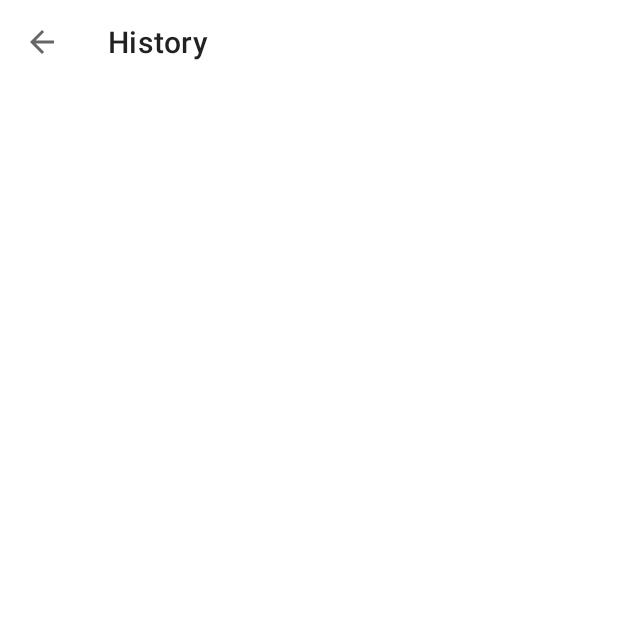
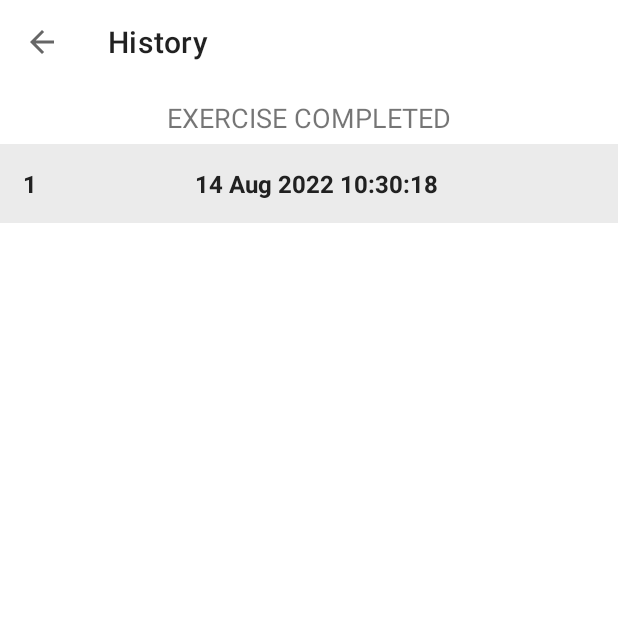
Before and after one commit to towhidSoyon/WorkoutApp, an Android app: the HistoryActivity screen opened directly, with no data from a screen before it, on a phone screen of 412 x 824 dp, the top half of it. Before the commit the part shown is almost empty. Run offline under Robolectric (Android 15) with nearby library versions, the phone set to English and light mode, and no system bars; our stand-ins replace Room's generated code.

Commit message:
All features added

```diff
--- a/app/src/main/AndroidManifest.xml
+++ b/app/src/main/AndroidManifest.xml
@@ -11,6 +11,7 @@
 
     <application
         android:allowBackup="true"
+        android:name=".WorkoutApp"
         android:dataExtractionRules="@xml/data_extraction_rules"
         android:fullBackupContent="@xml/backup_rules"
         android:icon="@mipmap/ic_launcher"
--- a/app/src/main/java/com/tsdev/workoutapp/ExerciseActivity.kt
+++ b/app/src/main/java/com/tsdev/workoutapp/ExerciseActivity.kt
@@ -145,7 +145,7 @@ class ExerciseActivity : AppCompatActivity(), TextToSpeech.OnInitListener {
     private fun setRestProgressBar() {
         binding?.progressBar?.progress = restProgress
 
-        restTimer = object : CountDownTimer(restTimerDuration * 100000, 1000) {
+        restTimer = object : CountDownTimer(restTimerDuration * 10000, 1000) {
             override fun onTick(p0: Long) {
                 restProgress++
                 binding?.progressBar?.progress = 10 - restProgress
--- a/app/src/main/java/com/tsdev/workoutapp/HistoryActivity.kt
+++ b/app/src/main/java/com/tsdev/workoutapp/HistoryActivity.kt
@@ -2,7 +2,13 @@ package com.tsdev.workoutapp
 
 import androidx.appcompat.app.AppCompatActivity
 import android.os.Bundle
+import android.util.Log
+import android.view.View
+import androidx.lifecycle.lifecycleScope
+import androidx.recyclerview.widget.LinearLayoutManager
 import com.tsdev.workoutapp.databinding.ActivityHistoryBinding
+import kotlinx.coroutines.flow.collect
+import kotlinx.coroutines.launch
 
 class HistoryActivity : AppCompatActivity() {
 
@@ -23,5 +29,41 @@ class HistoryActivity : AppCompatActivity() {
         binding?.toolbarHistoryActivity?.setNavigationOnClickListener {
             onBackPressed()
         }
+
+        val dao = (application as WorkoutApp).db.historyDao()
+        getAllCompletedDates(dao)
+    }
+
+    private fun getAllCompletedDates(historyDao: HistoryDao){
+        lifecycleScope.launch {
+            historyDao.fetchAllDates().collect {
+                allCompletedDatesList ->
+                if(allCompletedDatesList.isNotEmpty()){
+                    binding?.tvHistory?.visibility = View.VISIBLE
+                    binding?.rvHistory?.visibility = View.VISIBLE
+                    binding?.tvNoDataAvailable?.visibility = View.INVISIBLE
+
+                    binding?.rvHistory?.layoutManager = LinearLayoutManager(this@HistoryActivity)
+
+                    val dates = ArrayList<String> ()
+                    for (date in allCompletedDatesList){
+                        dates.add(date.date)
+                    }
+
+                    val historyAdapter = HistoryAdapter(dates)
+
+                    binding?.rvHistory?.adapter = historyAdapter
+                } else{
+                    binding?.tvHistory?.visibility = View.GONE
+                    binding?.rvHistory?.visibility = View.GONE
+                    binding?.tvNoDataAvailable?.visibility = View.VISIBLE
+                }
+            }
+        }
+    }
+
+    override fun onDestroy() {
+        super.onDestroy()
+        binding = null
     }
 }
--- /dev/null
+++ b/app/src/main/java/com/tsdev/workoutapp/HistoryAdapter.kt
@@ -0,0 +1,47 @@
+package com.tsdev.workoutapp
+
+import android.graphics.Color
+import android.view.LayoutInflater
+import android.view.ViewGroup
+import androidx.recyclerview.widget.RecyclerView
+import com.tsdev.workoutapp.databinding.ItemHistoryRowBinding
+
+class HistoryAdapter (private val items: ArrayList<String>) :
+    RecyclerView.Adapter<HistoryAdapter.ViewHolder>() {
+
+    override fun onCreateViewHolder(parent: ViewGroup, viewType: Int): ViewHolder {
+        return ViewHolder(ItemHistoryRowBinding.inflate(
+            LayoutInflater.from(parent.context),parent,false)
+        )
+    }
+
+    override fun onBindViewHolder(holder: ViewHolder, position: Int) {
+
+        val date: String = items.get(position)
+
+        holder.tvPosition.text = (position + 1).toString()
+        holder.tvItem.text = date
+
+        // Updating the background color according to the odd/even positions in list.
+        if (position % 2 == 0) {
+            holder.llHistoryItemMain.setBackgroundColor(
+                Color.parseColor("#EBEBEB")
+            )
+        } else {
+            holder.llHistoryItemMain.setBackgroundColor(
+                Color.parseColor("#FFFFFF")
+            )
+        }
+    }
+
+    override fun getItemCount(): Int {
+        return items.size
+    }
+
+    class ViewHolder(binding: ItemHistoryRowBinding) : RecyclerView.ViewHolder(binding.root) {
+        // Holds the TextView that will add each item to
+        val llHistoryItemMain = binding.llHistoryItemMain
+        val tvItem = binding.tvItem
+        val tvPosition = binding.tvPosition
+    }
+}
--- /dev/null
+++ b/app/src/main/java/com/tsdev/workoutapp/HistoryDao.kt
@@ -0,0 +1,16 @@
+package com.tsdev.workoutapp
+
+import androidx.room.Dao
+import androidx.room.Insert
+import androidx.room.Query
+import kotlinx.coroutines.flow.Flow
+
+@Dao
+interface HistoryDao {
+
+    @Insert
+    suspend fun insert(historyEntity: HistoryEntity)
+
+    @Query("SELECT * FROM `history-table`")
+    fun fetchAllDates(): Flow<List<HistoryEntity>>
+}
--- /dev/null
+++ b/app/src/main/java/com/tsdev/workoutapp/HistoryEntity.kt
@@ -0,0 +1,11 @@
+package com.tsdev.workoutapp
+
+import androidx.room.Entity
+import androidx.room.PrimaryKey
+
+@Entity(tableName = "history-table")
+data class HistoryEntity(
+    @PrimaryKey
+    val date: String
+
+)
--- /dev/null
+++ b/app/src/main/java/com/tsdev/workoutapp/WorkoutApp.kt
@@ -0,0 +1,9 @@
+package com.tsdev.workoutapp
+
+import android.app.Application
+
+class WorkoutApp: Application() {
+    val db by lazy {
+        HistoryDatabase.getInstance(this)
+    }
+}
--- a/app/src/main/res/layout/activity_history.xml
+++ b/app/src/main/res/layout/activity_history.xml
@@ -5,12 +5,50 @@
     android:layout_width="match_parent"
     android:layout_height="match_parent"
     tools:context=".HistoryActivity">
-
+    <!--  we position the toolbar top to top of parent-->
     <androidx.appcompat.widget.Toolbar
         app:layout_constraintTop_toTopOf="parent"
         android:id="@+id/toolbar_history_activity"
         android:layout_width="match_parent"
         android:layout_height="?android:attr/actionBarSize"
-        android:background="@color/white"/>
+        android:background="#FFFFFF" />
+
+
+    <!--TODO(Step 1 : Added a RecyclerView to show the list of completed dates in the History Screen UI.)-->
+    <!--START-->
+
+    <TextView
+        app:layout_constraintTop_toBottomOf="@id/toolbar_history_activity"
+        android:id="@+id/tvHistory"
+        android:layout_width="match_parent"
+        android:layout_height="wrap_content"
+        android:layout_margin="10dp"
+        android:gravity="center"
+        android:text="EXERCISE COMPLETED"
+        android:textSize="18sp"
+        android:visibility="gone"
+        tools:visibility="visible" />
+
+    <androidx.recyclerview.widget.RecyclerView
+        app:layout_constraintTop_toBottomOf="@id/tvHistory"
+        android:id="@+id/rvHistory"
+        android:layout_width="match_parent"
+        android:layout_height="wrap_content"
+        android:layout_marginTop="5dp"
+        android:visibility="gone"
+        tools:visibility="visible" />
+
+    <TextView
+        app:layout_constraintTop_toBottomOf="@id/toolbar_history_activity"
+        app:layout_constraintBottom_toBottomOf="parent"
+        android:id="@+id/tvNoDataAvailable"
+        android:layout_width="match_parent"
+        android:layout_height="wrap_content"
+        android:gravity="center"
+        android:text="NO DATA AVAILABLE"
+        android:textColor="#212121"
+        android:textSize="18sp"
+        android:visibility="gone"
+        tools:visibility="visible" />
 
 </androidx.constraintlayout.widget.ConstraintLayout>
--- /dev/null
+++ b/app/src/main/res/layout/item_history_row.xml
@@ -0,0 +1,31 @@
+<?xml version="1.0" encoding="utf-8"?>
+<LinearLayout xmlns:android="http://schemas.android.com/apk/res/android"
+    xmlns:tools="http://schemas.android.com/tools"
+    android:id="@+id/ll_history_item_main"
+    android:layout_width="match_parent"
+    android:layout_height="wrap_content"
+    android:background="#EBEBEB"
+    android:orientation="horizontal"
+    android:padding="15dp">
+
+    <TextView
+        android:id="@+id/tvPosition"
+        android:layout_width="wrap_content"
+        android:layout_height="wrap_content"
+        android:gravity="center"
+        android:textColor="#212121"
+        android:textSize="16sp"
+        android:textStyle="bold"
+        tools:text="1" />
+
+    <TextView
+        android:id="@+id/tvItem"
+        android:layout_width="0dp"
+        android:layout_height="wrap_content"
+        android:layout_weight="1"
+        android:gravity="center"
+        android:textColor="#212121"
+        android:textSize="16sp"
+        android:textStyle="bold"
+        tools:text="DATE" />
+</LinearLayout>
```
Also changed, not shown: app/build.gradle (+12 -0 lines), app/src/main/java/com/tsdev/workoutapp/FinishActivity.kt (+24 -0 lines), app/src/main/java/com/tsdev/workoutapp/HistoryDatabase.kt (added, +36 -0 lines).
